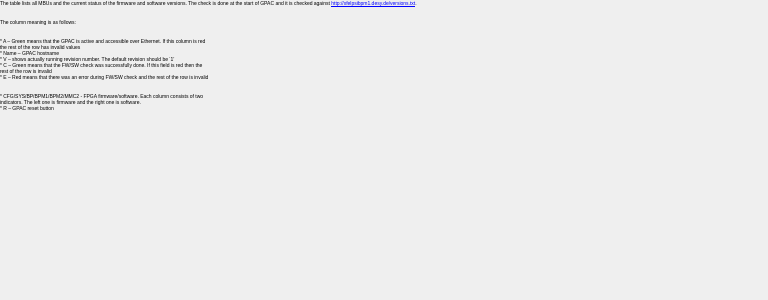
The window that App/config/qt/XFEL_FW_SW_HELP.ui (paulscherrerinstitute/exfel_epics_panels) describes before a commit, drawn with Qt 5.
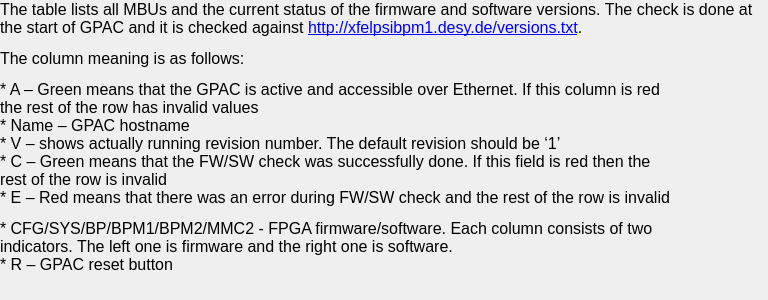
The same window after the commit. Custom widgets are drawn as their Qt base class.

Commit message: FW/SW version help

What changed in the file:
```diff
--- a/App/config/qt/XFEL_FW_SW_HELP.ui
+++ b/App/config/qt/XFEL_FW_SW_HELP.ui
@@ -53,7 +53,7 @@
    </property>
    <property name="font">
     <font>
-     <pointsize>4</pointsize>
+     <pointsize>12</pointsize>
     </font>
    </property>
    <property name="text">
```
